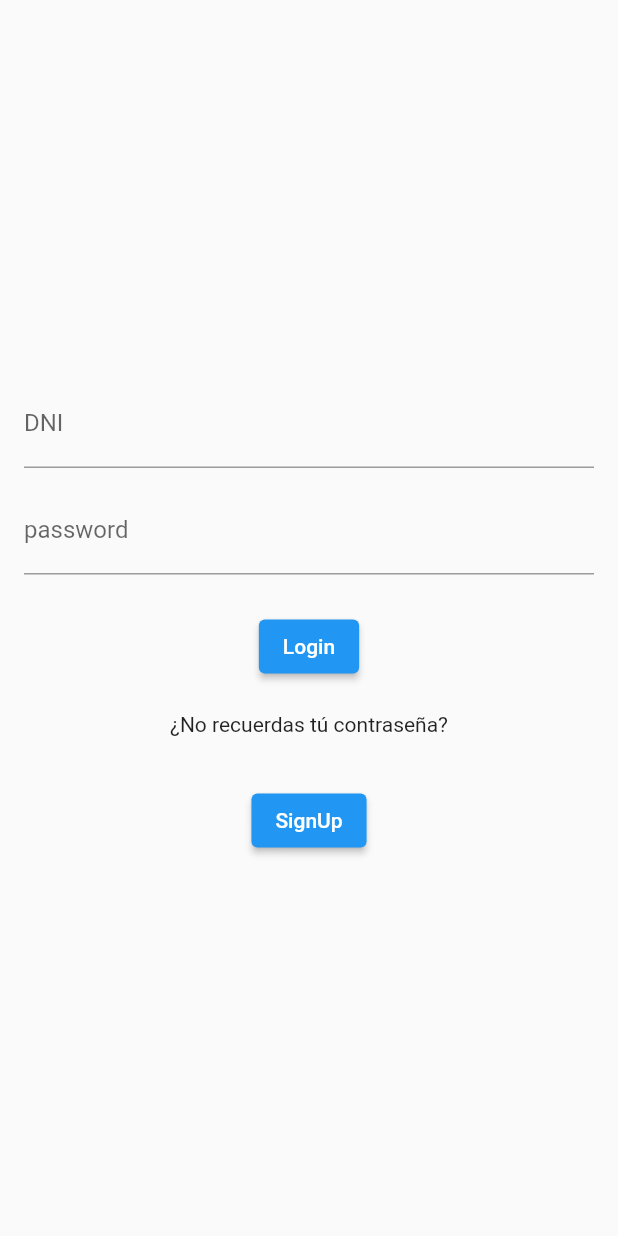
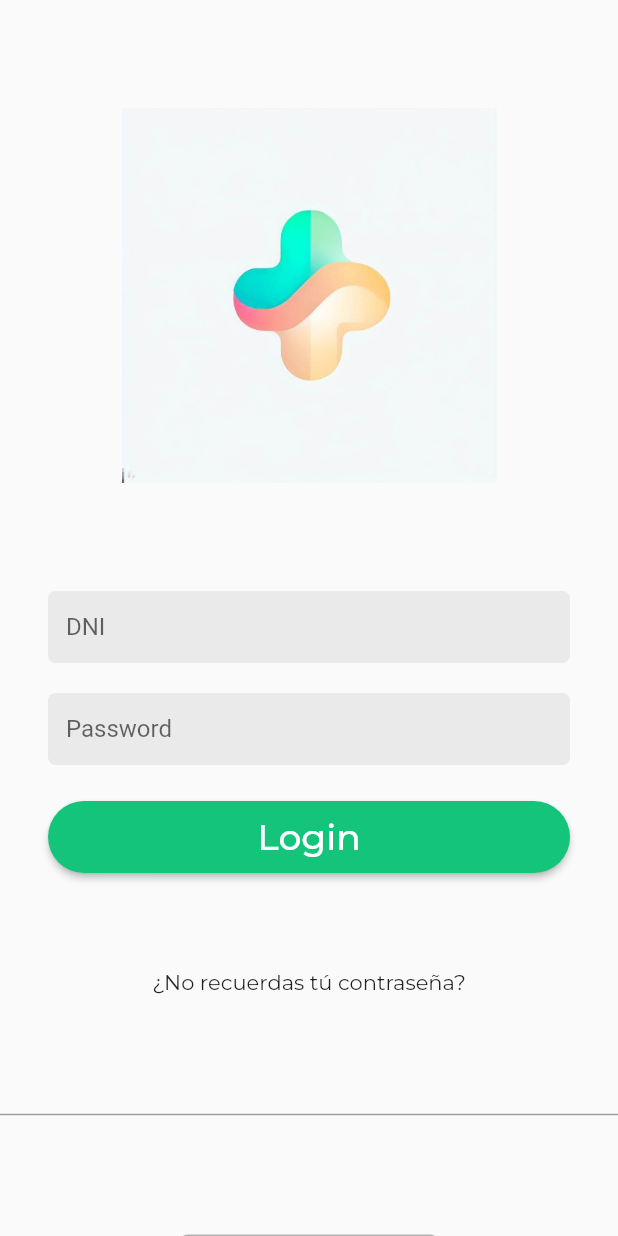
Before and after one commit to AaronCS25/care_file_one_app, a Flutter app: the screen it shows after launch, on a phone screen of 412 x 824 dp. Run offline on Flutter 3.47's test engine with Material 2 defaults, Android fonts, the phone set to English and light mode, and no system bars; our stand-ins replace google_fonts.

Commit message:
login_screen.dart: updated (best view)

```diff
--- a/lib/src/screens/login_screen.dart
+++ b/lib/src/screens/login_screen.dart
@@ -1,4 +1,5 @@
 import 'package:flutter/material.dart';
+import 'package:google_fonts/google_fonts.dart';
 
 class LoginScreen extends StatefulWidget {
   const LoginScreen({super.key});
@@ -14,32 +15,114 @@ class _LoginScreenState extends State<LoginScreen> {
   @override
   Widget build(BuildContext context) {
     return Scaffold(
-      body: Padding(
-        padding: const EdgeInsets.all(16.0),
+      body: SingleChildScrollView(
         child: Column(
           mainAxisAlignment: MainAxisAlignment.center,
           children: [
-            TextField(
-              controller: _dni,
-              decoration: const InputDecoration(labelText: 'DNI'),
+            //* LOGO IMG
+            Padding(
+              padding: const EdgeInsets.symmetric(vertical: 72),
+              child: Image.asset(
+                'assets/images/logo_care_file_one.jpg',
+                width: 250,
+                height: 250,
+              ),
             ),
-            const SizedBox(height: 12),
-            TextField(
-              controller: _password,
-              decoration: const InputDecoration(labelText: 'password'),
-              obscureText: true,
+            //* DNI INPUT
+            Padding(
+              padding: const EdgeInsets.symmetric(horizontal: 32.0),
+              child: Container(
+                decoration: BoxDecoration(
+                    color: const Color.fromRGBO(93, 93, 93, 0.1),
+                    borderRadius: BorderRadius.circular(5)),
+                child: Padding(
+                  padding: const EdgeInsets.symmetric(horizontal: 12.0),
+                  child: TextField(
+                    controller: _dni,
+                    decoration: const InputDecoration(
+                        hintText: 'DNI', border: InputBorder.none),
+                  ),
+                ),
+              ),
+            ),
+            const SizedBox(height: 20),
+            //* PASSWPORD INPUT
+            Padding(
+              padding: const EdgeInsets.symmetric(horizontal: 32.0),
+              child: Container(
+                decoration: BoxDecoration(
+                    color: const Color.fromRGBO(93, 93, 93, 0.1),
+                    borderRadius: BorderRadius.circular(5)),
+                child: Padding(
+                  padding: const EdgeInsets.symmetric(horizontal: 12.0),
+                  child: TextField(
+                    controller: _password,
+                    decoration: const InputDecoration(
+                        border: InputBorder.none, hintText: 'Password'),
+                    obscureText: true,
+                  ),
+                ),
+              ),
             ),
             const SizedBox(height: 24),
-            ElevatedButton(
-              onPressed: () {},
-              child: const Text('Login'),
+            //* LOGIN BUTTON
+            Padding(
+              padding: const EdgeInsets.symmetric(horizontal: 32.0),
+              child: SizedBox(
+                width: double.infinity,
+                height: 48,
+                child: ElevatedButton(
+                  onPressed: () {},
+                  style: ElevatedButton.styleFrom(
+                      backgroundColor: const Color.fromRGBO(20, 196, 123, 1.0),
+                      shape: RoundedRectangleBorder(
+                          borderRadius: BorderRadius.circular(30))),
+                  child: Text(
+                    'Login',
+                    style: GoogleFonts.montserrat(fontSize: 24),
+                  ),
+                ),
+              ),
             ),
-            const SizedBox(height: 20),
-            const Text('¿No recuerdas tú contraseña?'),
-            const SizedBox(height: 32),
-            ElevatedButton(
-              onPressed: () {},
-              child: const Text('SignUp'),
+            const SizedBox(height: 64),
+            //* RECUPERACIÓN SESIÓN
+            Text(
+              '¿No recuerdas tú contraseña?',
+              style: GoogleFonts.montserrat(fontSize: 14),
+            ),
+            const SizedBox(height: 72),
+            const Divider(
+              color: Colors.grey,
+              thickness: 1,
+            ),
+            const SizedBox(height: 72),
+            //* SIGNUP BUTTON
+            Padding(
+              padding: const EdgeInsets.symmetric(horizontal: 120),
+              child: SizedBox(
+                width: double.infinity,
+                height: 48,
+                child: ElevatedButton(
+                  style: ElevatedButton.styleFrom(
+                    elevation: 0,
+                    backgroundColor: const Color.fromRGBO(255, 255, 255, 1.0),
+                    shape: RoundedRectangleBorder(
+                        borderRadius: BorderRadius.circular(5),
+                        side: const BorderSide(
+                            color: Color.fromRGBO(0, 0, 0, 0.3))),
+                  ),
+                  onPressed: () {},
+                  child: Text(
+                    'Sign Up',
+                    style: GoogleFonts.montserrat(
+                      textStyle: const TextStyle(
+                        color: Color.fromRGBO(100, 219, 84, 1.0),
+                        fontSize: 14,
+                      ),
+                    ),
+                  ),
+                ),
+              ),
             ),
           ],
         ),
--- a/pubspec.yaml
+++ b/pubspec.yaml
@@ -9,11 +9,14 @@ environment:
 dependencies:
   flutter:
     sdk: flutter
+  google_fonts: ^5.1.0
 
 dev_dependencies:
+  flutter_lints: ^2.0.0
   flutter_test:
     sdk: flutter
-  flutter_lints: ^2.0.0
 
 flutter:
   uses-material-design: true
+  assets:
+    - assets/images/
```
Also changed, not shown: assets/images/logo_care_file_one.jpg (added), pubspec.lock, 1 other file.
